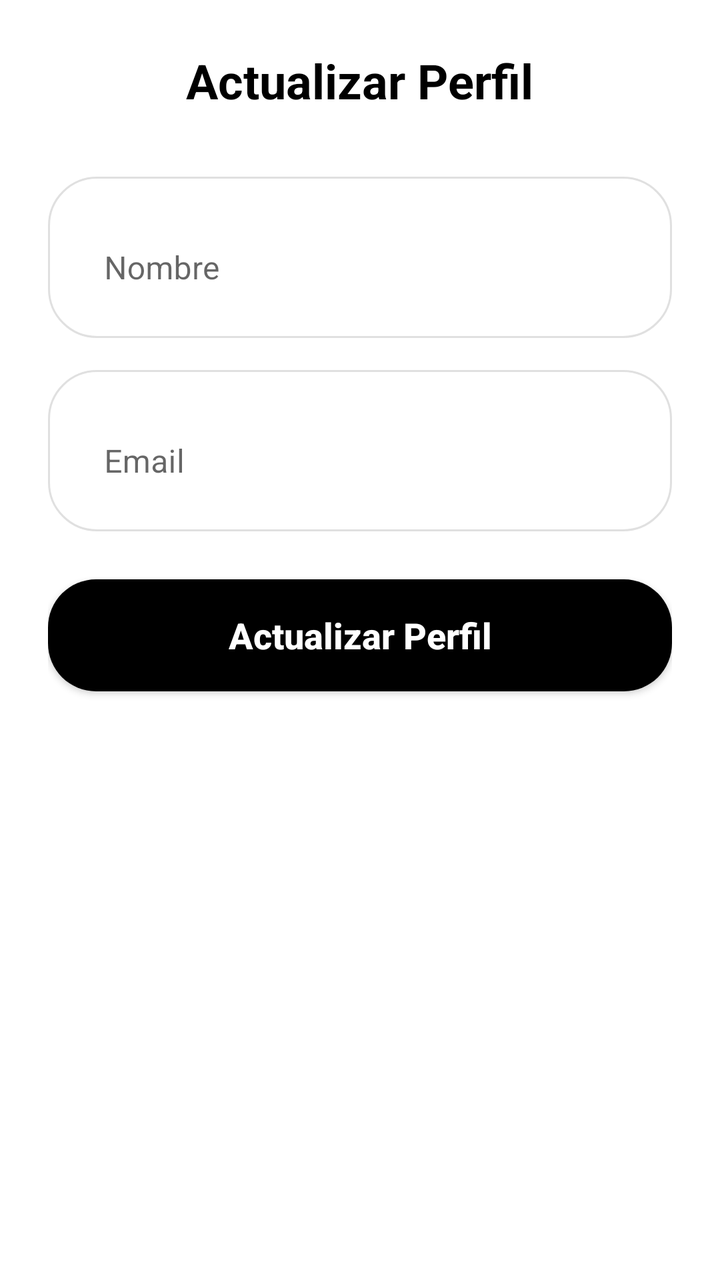
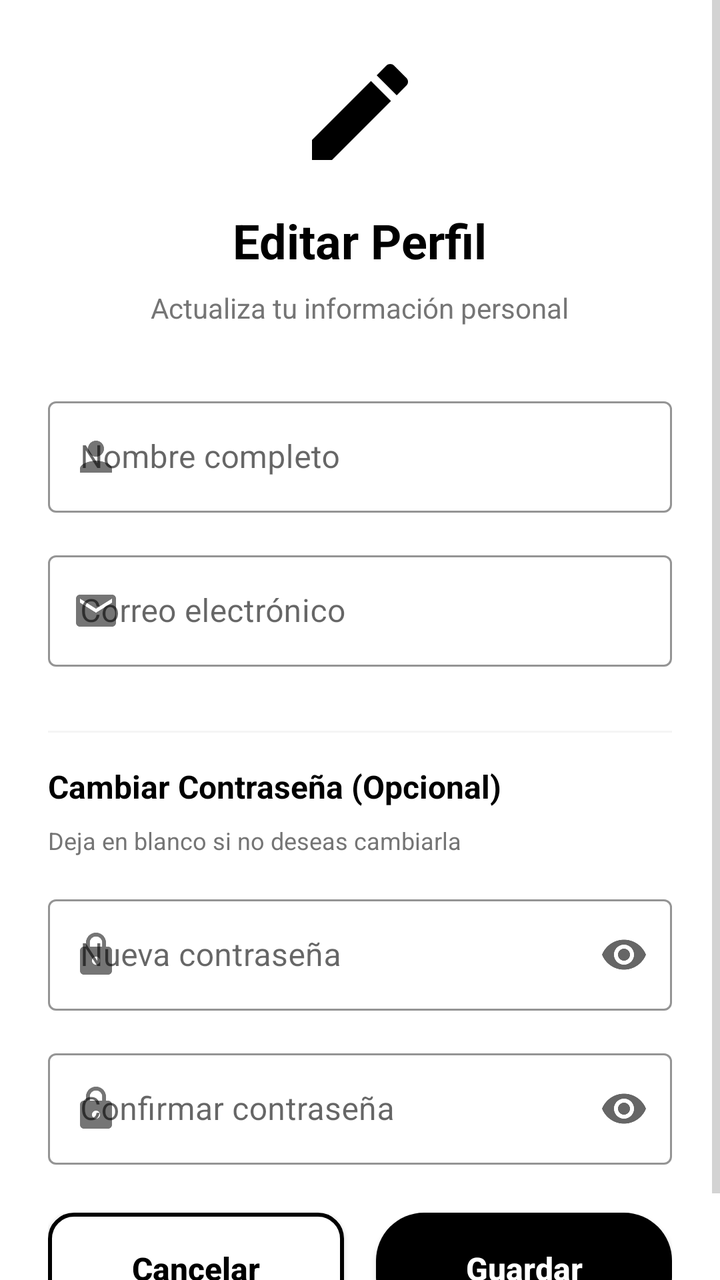

The first picture is an Android layout as it rendered before a commit; the second is the same layout after the commit. The layout source and the unified diff follow.
<!-- AndroidManifest.xml: application theme Theme.RoomUTTT -->
<!-- res/layout/dialog_edit_profile.xml -->
<?xml version="1.0" encoding="utf-8"?>
<LinearLayout xmlns:android="http://schemas.android.com/apk/res/android"
    xmlns:app="http://schemas.android.com/apk/res-auto"
    android:layout_width="match_parent"
    android:layout_height="wrap_content"
    android:orientation="vertical"
    android:padding="24dp"
    android:background="@android:color/white">

    
    <TextView
        android:layout_width="wrap_content"
        android:layout_height="wrap_content"
        android:layout_gravity="center"
        android:layout_marginBottom="32dp"
        android:text="Actualizar Perfil"
        android:textColor="@color/black"
        android:textSize="24sp"
        android:textStyle="bold" />

    
    <com.google.android.material.textfield.TextInputLayout
        android:layout_width="match_parent"
        android:layout_height="wrap_content"
        android:layout_marginBottom="16dp"
        android:background="@drawable/input_background"
        app:boxBackgroundMode="none"
        app:hintTextColor="@color/darker_gray">

        <com.google.android.material.textfield.TextInputEditText
            android:id="@+id/et_name"
            android:layout_width="match_parent"
            android:layout_height="wrap_content"
            android:padding="16dp"
            android:textColor="@color/black"
            android:hint="Nombre" />

    </com.google.android.material.textfield.TextInputLayout>

    
    <com.google.android.material.textfield.TextInputLayout
        android:layout_width="match_parent"
        android:layout_height="wrap_content"
        android:layout_marginBottom="24dp"
        android:background="@drawable/input_background"
        app:boxBackgroundMode="none"
        app:hintTextColor="@color/darker_gray">

        <com.google.android.material.textfield.TextInputEditText
            android:id="@+id/et_email"
            android:layout_width="match_parent"
            android:layout_height="wrap_content"
            android:padding="16dp"
            android:inputType="textEmailAddress"
            android:textColor="@color/black"
            android:hint="Email" />

    </com.google.android.material.textfield.TextInputLayout>

    
    <androidx.appcompat.widget.AppCompatButton
        android:id="@+id/btn_update"
        android:layout_width="match_parent"
        android:layout_height="56dp"
        android:background="@drawable/button_black_rounded"
        android:text="Actualizar Perfil"
        android:textAllCaps="false"
        android:textColor="@color/white"
        android:textSize="18sp"
        android:textStyle="bold" />

</LinearLayout>
<!-- resources referenced by this layout -->
<resources>
  <color name="black">#FF000000</color>
  <color name="darker_gray">#757575</color>
  <color name="white">#FFFFFFFF</color>
  <!-- drawable button_black_rounded (drawable) -->
  <?xml version="1.0" encoding="utf-8"?>
  <shape xmlns:android="http://schemas.android.com/apk/res/android">
      <solid android:color="#000000" />
      <corners android:radius="24dp" />
  </shape>
  <!-- drawable input_background (drawable) -->
  <?xml version="1.0" encoding="utf-8"?>
  <shape xmlns:android="http://schemas.android.com/apk/res/android">
      <solid android:color="#FFFFFF" />
      <stroke
          android:width="1dp"
          android:color="#E0E0E0" />
      <corners android:radius="24dp" />
      <padding
          android:left="12dp"
          android:right="12dp"
          android:top="8dp"
          android:bottom="8dp" />
  </shape>
  <style name="Theme.RoomUTTT" parent="Base.Theme.RoomUTTT" />
  <color name="teal_200">#FF03DAC5</color>
  <color name="teal_700">#FF018786</color>
  <!-- unchanged entries left out for length: 1 -->
</resources>

<!-- the commit's change to res/layout/dialog_edit_profile.xml (unified diff, before → after) -->
@@ -1,72 +1,225 @@
 <?xml version="1.0" encoding="utf-8"?>
-<LinearLayout xmlns:android="http://schemas.android.com/apk/res/android"
+<ScrollView xmlns:android="http://schemas.android.com/apk/res/android"
     xmlns:app="http://schemas.android.com/apk/res-auto"
     android:layout_width="match_parent"
     android:layout_height="wrap_content"
-    android:orientation="vertical"
-    android:padding="24dp"
-    android:background="@android:color/white">
-
-    
-    <TextView
-        android:layout_width="wrap_content"
-        android:layout_height="wrap_content"
-        android:layout_gravity="center"
-        android:layout_marginBottom="32dp"
-        android:text="Actualizar Perfil"
-        android:textColor="@color/black"
-        android:textSize="24sp"
-        android:textStyle="bold" />
-
-    
-    <com.google.android.material.textfield.TextInputLayout
+    android:fillViewport="true">
+
+    <LinearLayout
         android:layout_width="match_parent"
         android:layout_height="wrap_content"
-        android:layout_marginBottom="16dp"
-        android:background="@drawable/input_background"
-        app:boxBackgroundMode="none"
-        app:hintTextColor="@color/darker_gray">
-
-        <com.google.android.material.textfield.TextInputEditText
-            android:id="@+id/et_name"
-            android:layout_width="match_parent"
-            android:layout_height="wrap_content"
-            android:padding="16dp"
+        android:orientation="vertical"
+        android:padding="24dp"
+        android:background="@drawable/dialog_rounded_background">
+
+        
+        <ImageView
+            android:layout_width="64dp"
+            android:layout_height="64dp"
+            android:layout_gravity="center"
+            android:layout_marginBottom="16dp"
+            android:src="@drawable/ic_edit"
+            app:tint="@color/black" />
+
+        <TextView
+            android:layout_width="wrap_content"
+            android:layout_height="wrap_content"
+            android:layout_gravity="center"
+            android:layout_marginBottom="8dp"
+            android:text="Editar Perfil"
             android:textColor="@color/black"
-            android:hint="Nombre" />
-
-    </com.google.android.material.textfield.TextInputLayout>
-
-    
-    <com.google.android.material.textfield.TextInputLayout
-        android:layout_width="match_parent"
-        android:layout_height="wrap_content"
-        android:layout_marginBottom="24dp"
-        android:background="@drawable/input_background"
-        app:boxBackgroundMode="none"
-        app:hintTextColor="@color/darker_gray">
-
-        <com.google.android.material.textfield.TextInputEditText
-            android:id="@+id/et_email"
-            android:layout_width="match_parent"
-            android:layout_height="wrap_content"
-            android:padding="16dp"
-            android:inputType="textEmailAddress"
+            android:textSize="24sp"
+            android:textStyle="bold" />
+
+        <TextView
+            android:layout_width="wrap_content"
+            android:layout_height="wrap_content"
+            android:layout_gravity="center"
+            android:layout_marginBottom="32dp"
+            android:text="Actualiza tu información personal"
+            android:textColor="@color/darker_gray"
+            android:textSize="14sp" />
+
+        
+        <com.google.android.material.textfield.TextInputLayout
+            android:layout_width="match_parent"
+            android:layout_height="wrap_content"
+            android:layout_marginBottom="16dp"
+            style="@style/Widget.MaterialComponents.TextInputLayout.OutlinedBox"
+            app:boxStrokeColor="@color/black"
+            app:hintTextColor="@color/black"
+            app:startIconDrawable="@drawable/ic_person"
+            app:startIconTint="@color/darker_gray">
+
+            <com.google.android.material.textfield.TextInputEditText
+                android:id="@+id/et_name"
+                android:layout_width="match_parent"
+                android:layout_height="wrap_content"
+                android:hint="Nombre completo"
+                android:inputType="textPersonName"
+                android:textColor="@color/black"
+                android:textSize="16sp" />
+
+        </com.google.android.material.textfield.TextInputLayout>
+
+        
+        <com.google.android.material.textfield.TextInputLayout
+            android:layout_width="match_parent"
+            android:layout_height="wrap_content"
+            android:layout_marginBottom="16dp"
+            style="@style/Widget.MaterialComponents.TextInputLayout.OutlinedBox"
+            app:boxStrokeColor="@color/black"
+            app:hintTextColor="@color/black"
+            app:startIconDrawable="@drawable/ic_email"
+            app:startIconTint="@color/darker_gray">
+
+            <com.google.android.material.textfield.TextInputEditText
+                android:id="@+id/et_email"
+                android:layout_width="match_parent"
+                android:layout_height="wrap_content"
+                android:hint="Correo electrónico"
+                android:inputType="textEmailAddress"
+                android:textColor="@color/black"
+                android:textSize="16sp" />
+
+        </com.google.android.material.textfield.TextInputLayout>
+
+        
+        <View
+            android:layout_width="match_parent"
+            android:layout_height="1dp"
+            android:layout_marginVertical="16dp"
+            android:background="@color/light_gray" />
+
+        
+        <TextView
+            android:layout_width="wrap_content"
+            android:layout_height="wrap_content"
+            android:layout_marginBottom="8dp"
+            android:text="Cambiar Contraseña (Opcional)"
             android:textColor="@color/black"
-            android:hint="Email" />
-
-    </com.google.android.material.textfield.TextInputLayout>
-
-    
-    <androidx.appcompat.widget.AppCompatButton
-        android:id="@+id/btn_update"
-        android:layout_width="match_parent"
-        android:layout_height="56dp"
-        android:background="@drawable/button_black_rounded"
-        android:text="Actualizar Perfil"
-        android:textAllCaps="false"
-        android:textColor="@color/white"
-        android:textSize="18sp"
-        android:textStyle="bold" />
-
-</LinearLayout>
+            android:textSize="16sp"
+            android:textStyle="bold" />
+
+        <TextView
+            android:layout_width="wrap_content"
+            android:layout_height="wrap_content"
+            android:layout_marginBottom="16dp"
+            android:text="Deja en blanco si no deseas cambiarla"
+            android:textColor="@color/darker_gray"
+            android:textSize="12sp" />
+
+        
+        <com.google.android.material.textfield.TextInputLayout
+            android:layout_width="match_parent"
+            android:layout_height="wrap_content"
+            android:layout_marginBottom="16dp"
+            style="@style/Widget.MaterialComponents.TextInputLayout.OutlinedBox"
+            app:boxStrokeColor="@color/black"
+            app:hintTextColor="@color/black"
+            app:startIconDrawable="@drawable/ic_lock"
+            app:startIconTint="@color/darker_gray"
+            app:endIconMode="password_toggle">
+
+            <com.google.android.material.textfield.TextInputEditText
+                android:id="@+id/et_new_password"
+                android:layout_width="match_parent"
+                android:layout_height="wrap_content"
+                android:hint="Nueva contraseña"
+                android:inputType="textPassword"
+                android:textColor="@color/black"
+                android:textSize="16sp" />
+
+        </com.google.android.material.textfield.TextInputLayout>
+
+        
+        <com.google.android.material.textfield.TextInputLayout
+            android:layout_width="match_parent"
+            android:layout_height="wrap_content"
+            android:layout_marginBottom="24dp"
+            style="@style/Widget.MaterialComponents.TextInputLayout.OutlinedBox"
+            app:boxStrokeColor="@color/black"
+            app:hintTextColor="@color/black"
+            app:startIconDrawable="@drawable/ic_lock"
+            app:startIconTint="@color/darker_gray"
+            app:endIconMode="password_toggle">
+
+            <com.google.android.material.textfield.TextInputEditText
+                android:id="@+id/et_confirm_password"
+                android:layout_width="match_parent"
+                android:layout_height="wrap_content"
+                android:hint="Confirmar contraseña"
+                android:inputType="textPassword"
+                android:textColor="@color/black"
+                android:textSize="16sp" />
+
+        </com.google.android.material.textfield.TextInputLayout>
+
+        
+        <LinearLayout
+            android:id="@+id/layout_password_warning"
+            android:layout_width="match_parent"
+            android:layout_height="wrap_content"
+            android:layout_marginBottom="24dp"
+            android:background="@drawable/warning_background"
+            android:orientation="horizontal"
+            android:padding="12dp"
+            android:visibility="gone">
+
+            <ImageView
+                android:layout_width="24dp"
+                android:layout_height="24dp"
+                android:layout_marginEnd="8dp"
+                android:src="@drawable/ic_warning"
+                app:tint="@color/orange" />
+
+            <TextView
+                android:layout_width="0dp"
+                android:layout_height="wrap_content"
+                android:layout_weight="1"
+                android:text="Al cambiar tu contraseña deberás iniciar sesión nuevamente"
+                android:textColor="@color/orange"
+                android:textSize="12sp" />
+
+        </LinearLayout>
+
+        
+        <LinearLayout
+            android:layout_width="match_parent"
+            android:layout_height="wrap_content"
+            android:orientation="horizontal"
+            android:weightSum="2">
+
+            
+            <androidx.appcompat.widget.AppCompatButton
+                android:id="@+id/btn_cancel"
+                android:layout_width="0dp"
+                android:layout_height="56dp"
+                android:layout_weight="1"
+                android:layout_marginEnd="8dp"
+                android:background="@drawable/button_white_stroke_rounded"
+                android:text="Cancelar"
+                android:textAllCaps="false"
+                android:textColor="@color/black"
+                android:textSize="16sp"
+                android:textStyle="bold" />
+
+            
+            <androidx.appcompat.widget.AppCompatButton
+                android:id="@+id/btn_update"
+                android:layout_width="0dp"
+                android:layout_height="56dp"
+                android:layout_weight="1"
+                android:layout_marginStart="8dp"
+                android:background="@drawable/button_black_rounded"
+                android:text="Guardar"
+                android:textAllCaps="false"
+                android:textColor="@color/white"
+                android:textSize="16sp"
+                android:textStyle="bold" />
+
+        </LinearLayout>
+
+    </LinearLayout>
+
+</ScrollView>
<!-- resource entries referenced after the edit -->
@@ -2,6 +2,8 @@
 <resources>
   <color name="black">#FF000000</color>
   <color name="darker_gray">#757575</color>
+  <color name="light_gray">#F5F5F5</color>
+  <color name="orange">#FF9800</color>
   <color name="white">#FFFFFFFF</color>
   <!-- drawable button_black_rounded (drawable) -->
   <?xml version="1.0" encoding="utf-8"?>
@@ -9,19 +11,83 @@
       <solid android:color="#000000" />
       <corners android:radius="24dp" />
   </shape>
-  <!-- drawable input_background (drawable) -->
+  <!-- drawable button_white_stroke_rounded (drawable) -->
   <?xml version="1.0" encoding="utf-8"?>
   <shape xmlns:android="http://schemas.android.com/apk/res/android">
-      <solid android:color="#FFFFFF" />
+      <solid android:color="@android:color/white"/>
+      <corners android:radius="12dp"/>
+      <stroke
+          android:width="2dp"
+          android:color="@color/black"/>
+  </shape>
+  <!-- drawable dialog_rounded_background (drawable) -->
+  <?xml version="1.0" encoding="utf-8"?>
+  <shape xmlns:android="http://schemas.android.com/apk/res/android">
+      <solid android:color="@android:color/white"/>
+      <corners android:radius="24dp"/>
+  </shape>
+  <!-- drawable ic_edit (drawable) -->
+  <?xml version="1.0" encoding="utf-8"?>
+  <vector xmlns:android="http://schemas.android.com/apk/res/android"
+      android:width="24dp"
+      android:height="24dp"
+      android:viewportWidth="24"
+      android:viewportHeight="24">
+      <path
+          android:fillColor="@android:color/black"
+          android:pathData="M3,17.25V21h3.75L17.81,9.94l-3.75,-3.75L3,17.25zM20.71,7.04c0.39,-0.39 0.39,-1.02 0,-1.41l-2.34,-2.34c-0.39,-0.39 -1.02,-0.39 -1.41,0l-1.83,1.83 3.75,3.75 1.83,-1.83z"/>
+  </vector>
+  <!-- drawable ic_email (drawable) -->
+  <vector xmlns:android="http://schemas.android.com/apk/res/android"
+      android:width="24dp"
+      android:height="24dp"
+      android:viewportWidth="24"
+      android:viewportHeight="24">
+      <path
+          android:fillColor="#000000"
+          android:pathData="M20,4H4C2.9,4 2.01,4.9 2.01,6L2,18c0,1.1 0.9,2 2,2h16c1.1,0 2,-0.9 2,-2V6C22,4.9 21.1,4 20,4zM20,8l-8,5L4,8V6l8,5l8,-5V8z"/>
+  </vector>
+  <!-- drawable ic_lock (drawable) -->
+  <?xml version="1.0" encoding="utf-8"?>
+  <vector xmlns:android="http://schemas.android.com/apk/res/android"
+      android:width="24dp"
+      android:height="24dp"
+      android:viewportWidth="24"
+      android:viewportHeight="24">
+      <path
+          android:fillColor="@android:color/black"
+          android:pathData="M18,8h-1L17,6c0,-2.76 -2.24,-5 -5,-5S7,3.24 7,6v2L6,8c-1.1,0 -2,0.9 -2,2v10c0,1.1 0.9,2 2,2h12c1.1,0 2,-0.9 2,-2L20,10c0,-1.1 -0.9,-2 -2,-2zM12,17c-1.1,0 -2,-0.9 -2,-2s0.9,-2 2,-2 2,0.9 2,2 -0.9,2 -2,2zM15.1,8L8.9,8L8.9,6c0,-1.71 1.39,-3.1 3.1,-3.1 1.71,0 3.1,1.39 3.1,3.1v2z"/>
+  </vector>
+  <!-- drawable ic_person (drawable) -->
+  <?xml version="1.0" encoding="utf-8"?>
+  <vector xmlns:android="http://schemas.android.com/apk/res/android"
+      android:width="24dp"
+      android:height="24dp"
+      android:viewportWidth="24"
+      android:viewportHeight="24">
+      <path
+          android:fillColor="@android:color/black"
+          android:pathData="M12,12c2.21,0 4,-1.79 4,-4s-1.79,-4 -4,-4 -4,1.79 -4,4 1.79,4 4,4zM12,14c-2.67,0 -8,1.34 -8,4v2h16v-2c0,-2.66 -5.33,-4 -8,-4z"/>
+  </vector>
+  <!-- drawable ic_warning (drawable) -->
+  <?xml version="1.0" encoding="utf-8"?>
+  <vector xmlns:android="http://schemas.android.com/apk/res/android"
+      android:width="24dp"
+      android:height="24dp"
+      android:viewportWidth="24"
+      android:viewportHeight="24">
+      <path
+          android:fillColor="@android:color/black"
+          android:pathData="M1,21h22L12,2 1,21zM13,18h-2v-2h2v2zM13,14h-2v-4h2v4z"/>
+  </vector>
+  <!-- drawable warning_background (drawable) -->
+  <?xml version="1.0" encoding="utf-8"?>
+  <shape xmlns:android="http://schemas.android.com/apk/res/android">
+      <solid android:color="#FFF3E0"/>
+      <corners android:radius="8dp"/>
       <stroke
           android:width="1dp"
-          android:color="#E0E0E0" />
-      <corners android:radius="24dp" />
-      <padding
-          android:left="12dp"
-          android:right="12dp"
-          android:top="8dp"
-          android:bottom="8dp" />
+          android:color="#FFB74D"/>
   </shape>
   <style name="Theme.RoomUTTT" parent="Base.Theme.RoomUTTT" />
   <color name="teal_200">#FF03DAC5</color>
